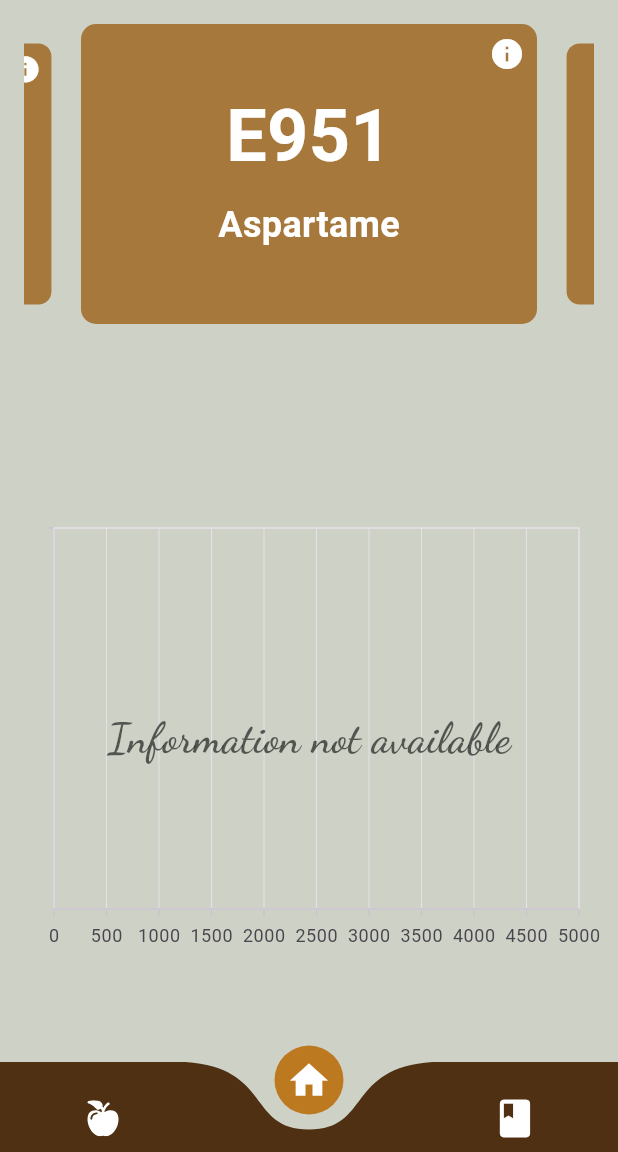
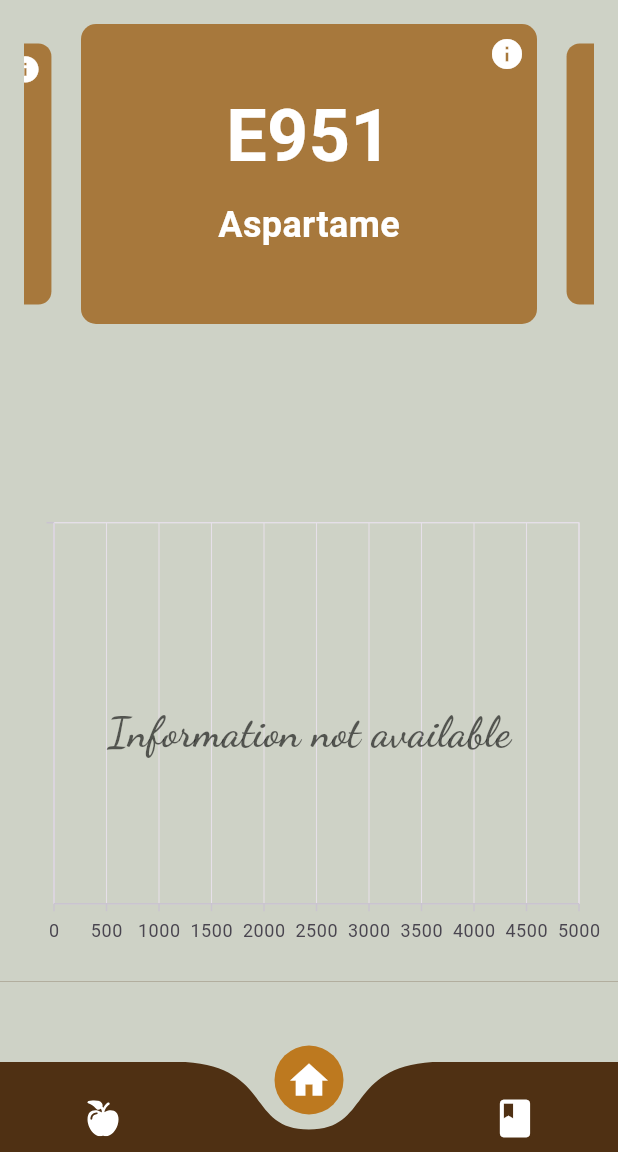
Before and after one commit to Sergio-Hernando/NutriTeca, a Flutter app: the screen it shows after launch, on a phone screen of 412 x 824 dp, the part 84-1236 px from its top. Run offline on Flutter 3.47's test engine with Material 3 defaults, Android fonts, the phone set to English and light mode, and no system bars; drawn by our look-alikes of carousel_slider, curved_navigation_bar, google_mobile_ads; our stand-ins replace animated_custom_dropdown, dio, flutter_bloc, flutter_svg, freezed_annotation, get_it and 4 more; accounts and stored records are empty; generated files the repository leaves out were written again; network calls fail.

Commit message:
Solved some issues

```diff
--- a/lib/presentation/screens/aliments_feature/add_aliment/widgets/add_form.dart
+++ b/lib/presentation/screens/aliments_feature/add_aliment/widgets/add_form.dart
@@ -26,14 +26,12 @@ class AddAlimentFormState extends State<AddAlimentForm> {
   final Map<String, dynamic> _controllers = _buildControllers();
   bool isFormValid = false;
 
-  // Validar el formulario
   void validateForm() {
     setState(() {
       isFormValid = _formKey.currentState?.validate() ?? false;
     });
   }
 
-  // Enviar el formulario si es válido
   void submitForm() {
     if (_formKey.currentState?.validate() ?? false) {
       final aliment = AlimentEntity(
--- a/lib/presentation/screens/aliments_feature/aliment_detail/aliment_detail_screen.dart
+++ b/lib/presentation/screens/aliments_feature/aliment_detail/aliment_detail_screen.dart
@@ -65,7 +65,6 @@ class _AlimentDetailScreenState extends State<AlimentDetailScreen> {
       'salt': TextEditingController(text: '${currentAliment.salt ?? '-'}'),
     };
 
-    // TODO quitar exclamacion
     if (currentAliment.imageBase64 != null &&
         currentAliment.imageBase64!.isNotEmpty) {
       _selectedImage = await XFileConverter()
--- a/lib/presentation/widgets/ad_widgets/ad_banner.dart
+++ b/lib/presentation/widgets/ad_widgets/ad_banner.dart
@@ -38,10 +38,10 @@ class AdBannerState extends State<AdBanner> {
   Widget build(BuildContext context) {
     return Container(
       color: AppColors.foreground,
-      height: 50, // Ajusta la altura según lo que necesites
+      height: MediaQuery.of(context).size.height * 0.065,
       child: _bannerAd != null
           ? AdWidget(ad: _bannerAd!)
-          : Center(child: CircularProgressIndicator()),
+          : const Center(child: CircularProgressIndicator()),
     );
   }
 
```
Also changed, not shown: lib/presentation/screens/aliments_feature/add_aliment/add_aliment_screen.dart (+0 -15 lines).
